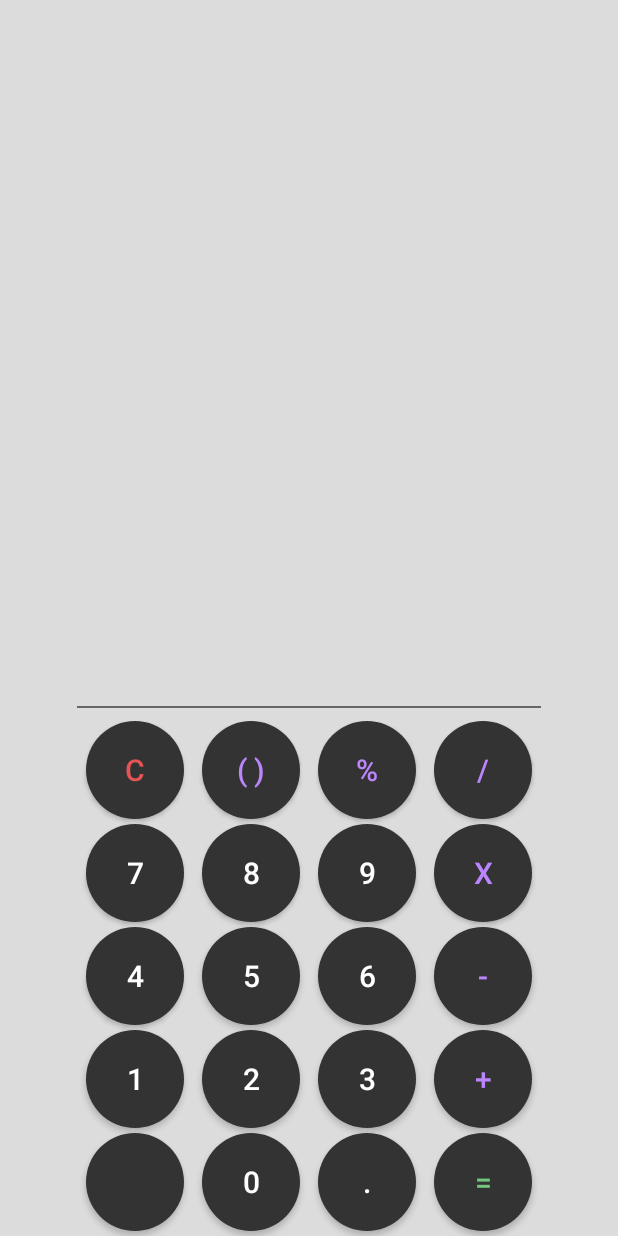
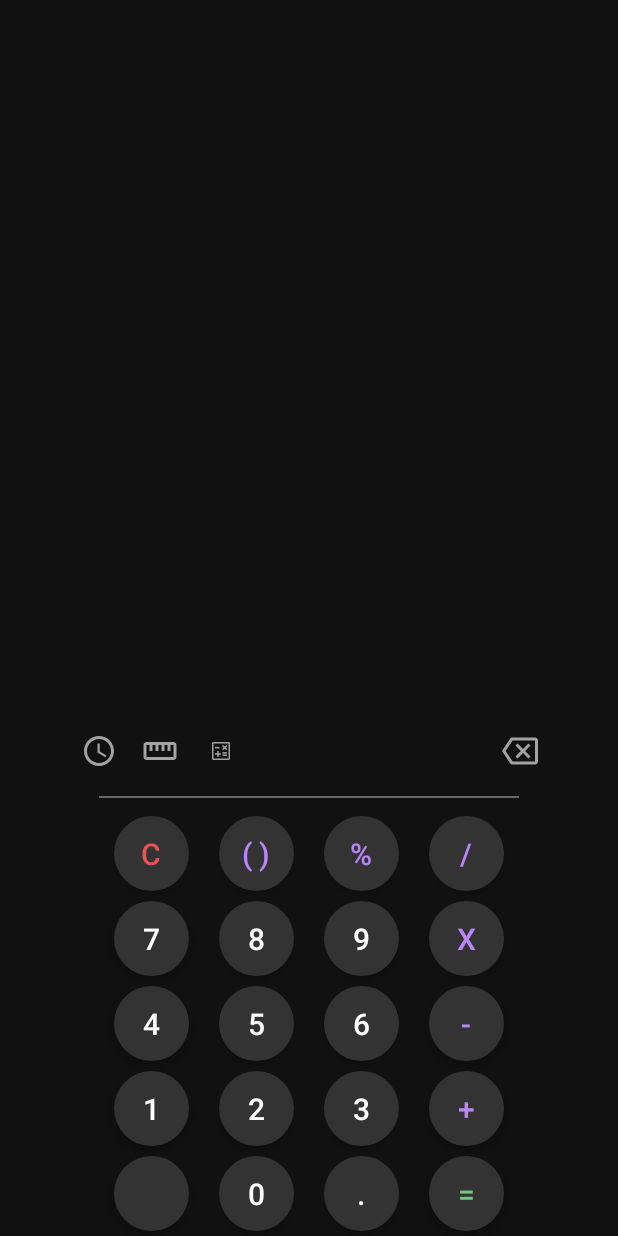
Before and after one commit to asci-00/android_study, an Android app: the screen it shows after launch (MainActivity), on a phone screen of 412 x 824 dp. Run offline under Robolectric (Android 15) with nearby library versions, the phone set to English and light mode, and no system bars.

Commit message:
feat: 클릭 애니메이션 구현 및 navigation icon 배치

```diff
--- a/app/src/main/res/drawable/button.xml
+++ b/app/src/main/res/drawable/button.xml
@@ -1,5 +1,9 @@
 <?xml version="1.0" encoding="utf-8"?>
-<selector xmlns:android="http://schemas.android.com/apk/res/android" android:shape="oval">
+<selector
+    xmlns:android="http://schemas.android.com/apk/res/android"
+    android:enterFadeDuration="@android:integer/config_shortAnimTime"
+    android:exitFadeDuration="@android:integer/config_shortAnimTime"
+    android:shape="oval">
     <item android:state_pressed="true" android:drawable="@drawable/button_pressed"/>
     <item android:drawable="@drawable/button_basic"/>
 </selector>
--- /dev/null
+++ b/app/src/main/res/drawable/outline_backspace.xml
@@ -0,0 +1,11 @@
+<vector xmlns:android="http://schemas.android.com/apk/res/android"
+    android:width="24dp"
+    android:height="24dp"
+    android:viewportWidth="24"
+    android:viewportHeight="24"
+    android:tint="?attr/colorControlNormal"
+    android:autoMirrored="true">
+  <path
+      android:fillColor="@android:color/white"
+      android:pathData="M22,3L7,3c-0.69,0 -1.23,0.35 -1.59,0.88L0,12l5.41,8.11c0.36,0.53 0.9,0.89 1.59,0.89h15c1.1,0 2,-0.9 2,-2L24,5c0,-1.1 -0.9,-2 -2,-2zM22,19L7.07,19L2.4,12l4.66,-7L22,5v14zM10.41,17L14,13.41 17.59,17 19,15.59 15.41,12 19,8.41 17.59,7 14,10.59 10.41,7 9,8.41 12.59,12 9,15.59z"/>
+</vector>
--- /dev/null
+++ b/app/src/main/res/drawable/outline_calculate.xml
@@ -0,0 +1,25 @@
+<vector xmlns:android="http://schemas.android.com/apk/res/android"
+    android:width="20dp"
+    android:height="20dp"
+    android:viewportWidth="20"
+    android:viewportHeight="20"
+    android:tint="?attr/colorControlNormal">
+  <path
+      android:fillColor="@android:color/white"
+      android:pathData="M11,12.25h3v1h-3z"/>
+  <path
+      android:fillColor="@android:color/white"
+      android:pathData="M11,10.75h3v1h-3z"/>
+  <path
+      android:fillColor="@android:color/white"
+      android:pathData="M6,7.27h3v1h-3z"/>
+  <path
+      android:fillColor="@android:color/white"
+      android:pathData="M15,4H5C4.45,4 4,4.45 4,5v10c0,0.55 0.45,1 1,1h10c0.55,0 1,-0.45 1,-1V5C16,4.45 15.55,4 15,4zM15,15H5V5h10V15z"/>
+  <path
+      android:fillColor="@android:color/white"
+      android:pathData="M7.5,14l1,0l0,-1.5l1.5,0l0,-1l-1.5,0l0,-1.5l-1,0l0,1.5l-1.5,0l0,1l1.5,0z"/>
+  <path
+      android:fillColor="@android:color/white"
+      android:pathData="M11.44,9.54l1.06,-1.07l1.06,1.07l0.71,-0.71l-1.06,-1.06l1.06,-1.06l-0.71,-0.71l-1.06,1.06l-1.06,-1.06l-0.71,0.71l1.06,1.06l-1.06,1.06z"/>
+</vector>
--- /dev/null
+++ b/app/src/main/res/drawable/outline_straighten.xml
@@ -0,0 +1,10 @@
+<vector xmlns:android="http://schemas.android.com/apk/res/android"
+    android:width="24dp"
+    android:height="24dp"
+    android:viewportWidth="24"
+    android:viewportHeight="24"
+    android:tint="?attr/colorControlNormal">
+  <path
+      android:fillColor="@android:color/white"
+      android:pathData="M21,6L3,6c-1.1,0 -2,0.9 -2,2v8c0,1.1 0.9,2 2,2h18c1.1,0 2,-0.9 2,-2L23,8c0,-1.1 -0.9,-2 -2,-2zM21,16L3,16L3,8h2v4h2L7,8h2v4h2L11,8h2v4h2L15,8h2v4h2L19,8h2v8z"/>
+</vector>
--- /dev/null
+++ b/app/src/main/res/drawable/outline_time.xml
@@ -0,0 +1,10 @@
+<vector xmlns:android="http://schemas.android.com/apk/res/android"
+    android:width="24dp"
+    android:height="24dp"
+    android:viewportWidth="24"
+    android:viewportHeight="24"
+    android:tint="?attr/colorControlNormal">
+  <path
+      android:fillColor="@android:color/white"
+      android:pathData="M11.99,2C6.47,2 2,6.48 2,12s4.47,10 9.99,10C17.52,22 22,17.52 22,12S17.52,2 11.99,2zM12,20c-4.42,0 -8,-3.58 -8,-8s3.58,-8 8,-8 8,3.58 8,8 -3.58,8 -8,8zM12.5,7L11,7v6l5.25,3.15 0.75,-1.23 -4.5,-2.67z"/>
+</vector>
--- a/app/src/main/res/layout/activity_main.xml
+++ b/app/src/main/res/layout/activity_main.xml
@@ -6,7 +6,7 @@
     android:layout_height="match_parent"
     tools:context=".MainActivity"
     android:orientation="vertical"
-    android:background="#dcdcdc">
+    android:background="#111">
     <LinearLayout
         android:layout_width="match_parent"
         android:layout_height="match_parent"
@@ -18,7 +18,29 @@
             android:textAlignment="textEnd"
             android:layout_margin="30dp"
             android:textSize="30sp"
-            android:background="@null"/>
+            android:background="@null"
+            android:textColor="@color/white"/>
+    </LinearLayout>
+    <LinearLayout
+        android:layout_width="match_parent"
+        android:layout_height="wrap_content"
+        android:layout_marginHorizontal="45dp"
+        android:layout_marginBottom="10dp"
+        android:orientation="horizontal">
+        <LinearLayout
+            android:layout_width="120dp"
+            android:layout_height="wrap_content"
+            >
+            <ImageButton style="@style/icon_button" android:background="@android:color/transparent" app:tint="#A3A3A3" android:src="@drawable/outline_time"/>
+            <ImageButton style="@style/icon_button" android:background="@android:color/transparent" app:tint="#A3A3A3" android:src="@drawable/outline_straighten"/>
+            <ImageButton style="@style/icon_button" android:background="@android:color/transparent" app:tint="#A3A3A3" android:src="@drawable/outline_calculate"/>
+        </LinearLayout>
+        <LinearLayout
+            android:layout_width="match_parent"
+            android:layout_height="wrap_content"
+            android:gravity="end">
+            <ImageButton style="@style/icon_button" android:background="@android:color/transparent" app:tint="#A3A3A3" android:src="@drawable/outline_backspace"/>
+        </LinearLayout>
     </LinearLayout>
     <GridLayout
         android:layout_width="wrap_content"
--- a/app/src/main/res/values/button_styles.xml
+++ b/app/src/main/res/values/button_styles.xml
@@ -1,13 +1,20 @@
 <?xml version="1.0" encoding="utf-8"?>
 <resources>
     <style name="button">
-        <item name="android:layout_width">65dp</item>
-        <item name="android:layout_height">65dp</item>
-        <item name="android:layout_margin">6dp</item>
-        <item name="android:layout_marginTop">0dp</item>
+        <item name="android:layout_width">50dp</item>
+        <item name="android:layout_height">50dp</item>
+        <item name="android:layout_margin">10dp</item>
+        <item name="android:layout_marginTop">3dp</item>
         <item name="android:layout_marginBottom">3dp</item>
         <item name="android:textSize">20sp</item>
         <item name="android:textColor">@color/white</item>
         <item name="android:background">@drawable/button</item>
     </style>
+    <style name="icon_button">
+        <item name="android:layout_width">30dp</item>
+        <item name="android:layout_height">30dp</item>
+        <item name="android:layout_margin">5dp</item>
+        <item name="colorOnBackground">@color/white</item>
+        <item name="android:textSize">20sp</item>
+    </style>
 </resources>
```
